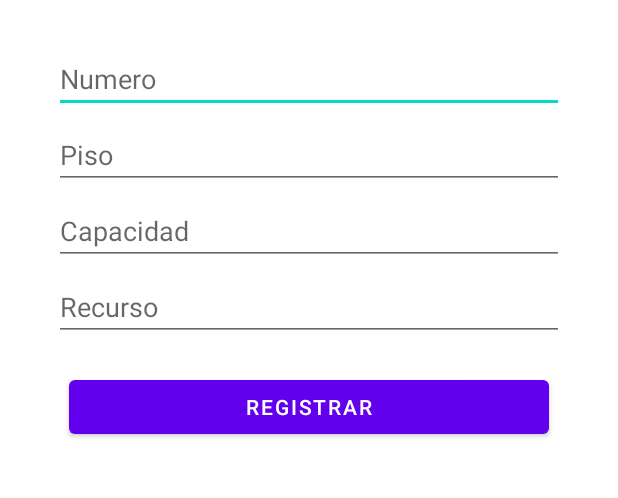
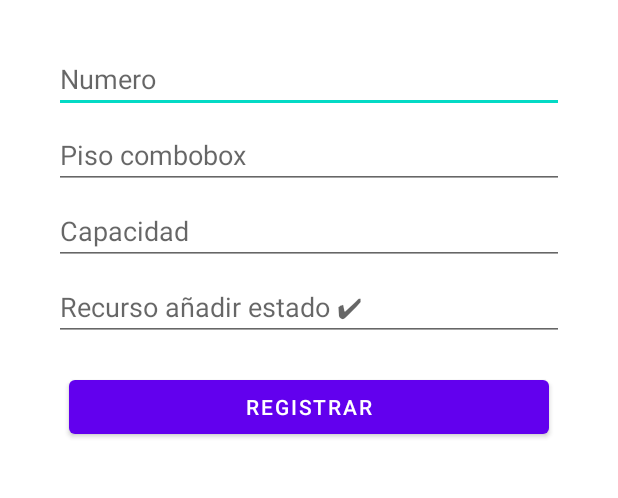
Before and after one commit to ErickBrayan/RegistroSala_PC1_1avance, an Android app: the screen it shows after launch (MainActivity), on a phone screen of 412 x 824 dp, the part 342-840 px from its top. Run offline under Robolectric (Android 15) with nearby library versions, the phone set to English and light mode, and no system bars.

```diff
--- a/app/src/main/res/layout/activity_main.xml
+++ b/app/src/main/res/layout/activity_main.xml
@@ -49,7 +49,7 @@
             android:layout_marginRight="20dp"
             android:layout_marginTop="5dp"
             android:ems="10"
-            android:hint="Piso"
+            android:hint="Piso combobox"
             android:inputType="number" />
 
         <EditText
@@ -72,7 +72,7 @@
             android:layout_marginRight="20dp"
             android:layout_marginTop="5dp"
             android:ems="10"
-            android:hint="Recurso"
+            android:hint="Recurso añadir estado ✔"
             android:inputType="textPersonName"
             android:text="" />
 
```
